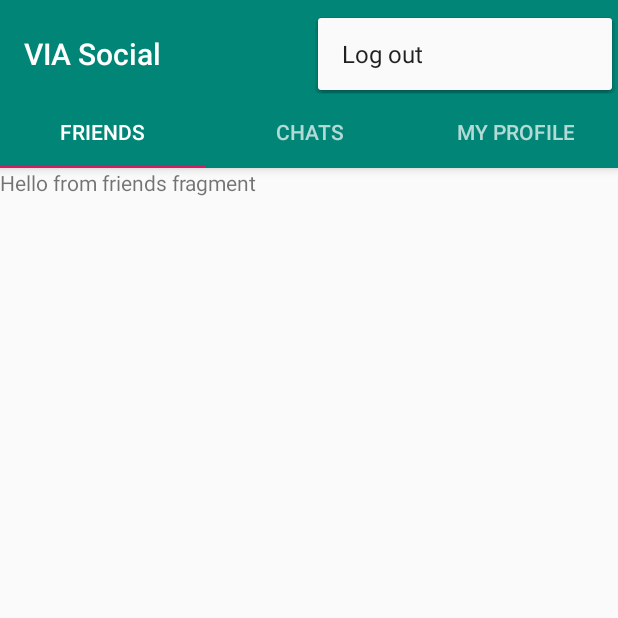
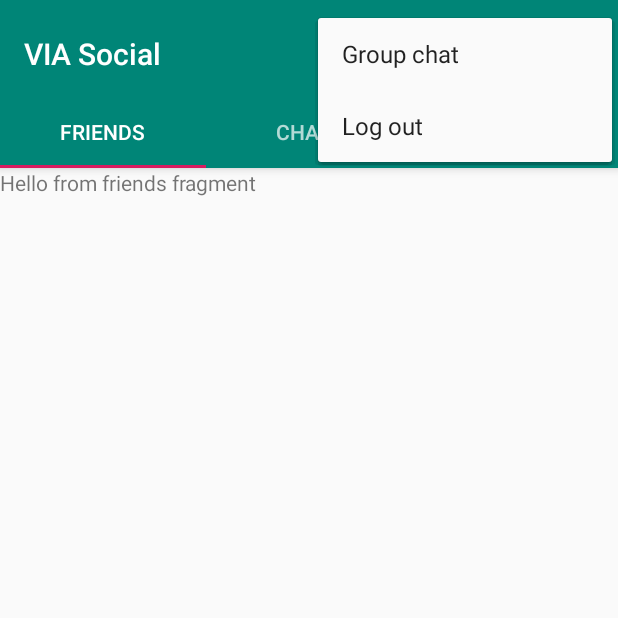
Before and after one commit to Zahata/SEP4, an Android app: the screen it shows after launch once a user with an empty profile is signed in (MainMenu), with the options menu open, on a phone screen of 412 x 824 dp, the top half of it. Run offline under Robolectric (Android 15) with nearby library versions, the phone set to English and light mode, and no system bars; our stand-ins replace Firebase (no records; nobody signed in at launch, a user with empty details on screens opened directly).

Commit message:
button in settings menu to go to group chat added and also datapersistence in firebase

```diff
--- a/app/src/main/java/com/sep/viasocial/MainMenu.java
+++ b/app/src/main/java/com/sep/viasocial/MainMenu.java
@@ -18,12 +18,15 @@ import android.widget.Toast;
 import com.google.firebase.auth.FirebaseAuth;
 import com.google.firebase.auth.FirebaseUser;
 import com.google.firebase.database.DatabaseReference;
+import com.google.firebase.database.FirebaseDatabase;
 import com.sep.viasocial.AccountAuthentication.LoginActivity;
+import com.sep.viasocial.Chat.ChatActivity;
 
 public class MainMenu extends AppCompatActivity {
     private SectionsPagerAdapter mSectionsPagerAdapter;
     private ViewPager mViewPager;
     private Intent backToLogin;
+    private Intent groupChat;
     private FirebaseAuth mAuth;
 
 
@@ -45,10 +48,11 @@ public class MainMenu extends AppCompatActivity {
         mViewPager.addOnPageChangeListener(new TabLayout.TabLayoutOnPageChangeListener(tabLayout));
         tabLayout.addOnTabSelectedListener(new TabLayout.ViewPagerOnTabSelectedListener(mViewPager));
         backToLogin = new Intent(MainMenu.this,LoginActivity.class);
+        groupChat = new Intent(MainMenu.this,ChatActivity.class);
 
         mAuth = FirebaseAuth.getInstance();
 
-
+        FirebaseDatabase.getInstance().setPersistenceEnabled(true);
     }
     public void onStart(){
         super.onStart();
@@ -59,7 +63,9 @@ public class MainMenu extends AppCompatActivity {
             finish();
         }
     }
-
+    private void goToGroupChat(){
+        startActivity(groupChat);
+    }
     private void goToLogin(){
         startActivity(backToLogin);
         finish();
@@ -78,6 +84,9 @@ public class MainMenu extends AppCompatActivity {
             FirebaseAuth.getInstance().signOut();
             goToLogin();
             return true;
+        }
+        if (id == R.id.groupChat){
+            goToGroupChat();
         }
 
         return super.onOptionsItemSelected(item);
--- a/app/src/main/res/menu/options_menu.xml
+++ b/app/src/main/res/menu/options_menu.xml
@@ -3,8 +3,13 @@
     xmlns:tools="http://schemas.android.com/tools"
     tools:context="com.sep.viasocial.MainMenu">
     <item
+        android:id="@+id/groupChat"
+        android:orderInCategory="100"
+        android:title="@string/groupChatText"
+        app:showAsAction="never" />
+    <item
         android:id="@+id/logOut"
         android:orderInCategory="100"
         android:title="@string/logoutText"
-        app:showAsAction="never" />
+        app:showAsAction="never"/>
 </menu>
--- a/app/src/main/res/values/strings.xml
+++ b/app/src/main/res/values/strings.xml
@@ -26,5 +26,6 @@
     <string name="phone">Please enter your phone number</string>
     <string name="saveButton">Save</string>
     <string name="logoutText">Log out</string>
+    <string name="groupChatText">Group chat</string>
 
 </resources>
```
